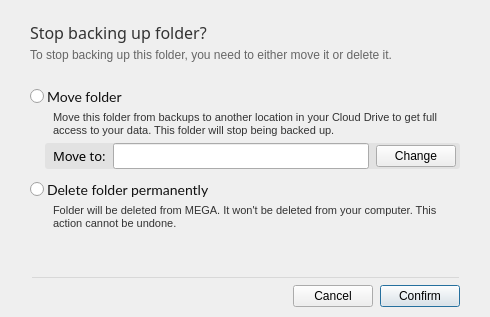
Old version of the form src/MEGASync/syncs/gui/Backups/macx/RemoveBackupDialog.ui in the repository meganz/MEGAsync.
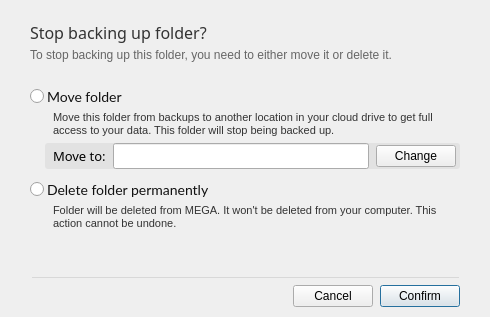
New version of the form.

What changed in the file:
```diff
--- a/src/MEGASync/syncs/gui/Backups/macx/RemoveBackupDialog.ui
+++ b/src/MEGASync/syncs/gui/Backups/macx/RemoveBackupDialog.ui
@@ -164,7 +164,7 @@
 }</string>
             </property>
             <property name="text">
-             <string>Move this folder from backups to another location in your Cloud Drive to get full access to your data. This folder will stop being backed up.</string>
+             <string>Move this folder from backups to another location in your cloud drive to get full access to your data. This folder will stop being backed up.</string>
             </property>
             <property name="wordWrap">
              <bool>true</bool>
```
